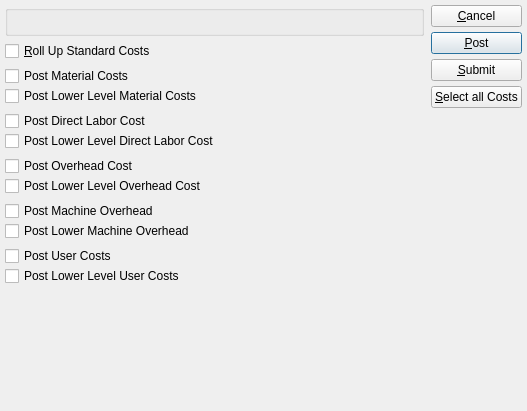
This is xtuple/trunk/guiclient/postCostsByClassCode.ui in WooodHead/xtuple as Qt 5 draws it before an edit. The edited form follows.
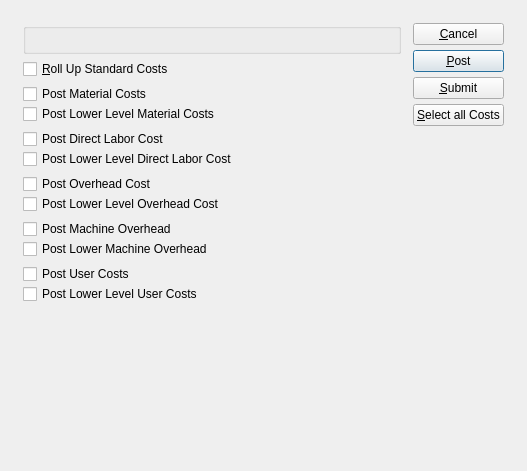
This is the edited form. Custom widgets are drawn as their Qt base class.

Patch:
```diff
--- a/xtuple/trunk/guiclient/postCostsByClassCode.ui
+++ b/xtuple/trunk/guiclient/postCostsByClassCode.ui
@@ -14,32 +14,28 @@
     <x>0</x>
     <y>0</y>
     <width>527</width>
-    <height>411</height>
+    <height>471</height>
    </rect>
   </property>
   <property name="windowTitle" >
    <string>Post Actual Costs by Class Code</string>
   </property>
-  <layout class="QHBoxLayout" >
+  <layout class="QGridLayout" name="gridLayout_2" >
+   <item row="0" column="0" >
+    <layout class="QGridLayout" name="gridLayout" >
    <property name="margin" >
-    <number>5</number>
+      <number>12</number>
    </property>
    <property name="spacing" >
-    <number>7</number>
-   </property>
-   <item>
+      <number>12</number>
+     </property>
+     <item row="0" column="0" >
     <layout class="QVBoxLayout" >
-     <property name="margin" >
-      <number>0</number>
-     </property>
      <property name="spacing" >
       <number>0</number>
      </property>
      <item>
       <layout class="QVBoxLayout" >
-       <property name="margin" >
-        <number>0</number>
-       </property>
        <property name="spacing" >
         <number>5</number>
        </property>
@@ -52,9 +48,6 @@
        </item>
        <item>
         <layout class="QHBoxLayout" >
-         <property name="margin" >
-          <number>0</number>
-         </property>
          <property name="spacing" >
           <number>0</number>
          </property>
@@ -85,17 +78,11 @@
        </item>
        <item>
         <layout class="QVBoxLayout" >
-         <property name="margin" >
-          <number>0</number>
-         </property>
          <property name="spacing" >
           <number>0</number>
          </property>
          <item>
           <layout class="QHBoxLayout" >
-           <property name="margin" >
-            <number>0</number>
-           </property>
            <property name="spacing" >
             <number>0</number>
            </property>
@@ -126,9 +113,6 @@
          </item>
          <item>
           <layout class="QHBoxLayout" >
-           <property name="margin" >
-            <number>0</number>
-           </property>
            <property name="spacing" >
             <number>0</number>
            </property>
@@ -161,17 +145,11 @@
        </item>
        <item>
         <layout class="QVBoxLayout" >
-         <property name="margin" >
-          <number>0</number>
-         </property>
          <property name="spacing" >
           <number>0</number>
          </property>
          <item>
           <layout class="QHBoxLayout" >
-           <property name="margin" >
-            <number>0</number>
-           </property>
            <property name="spacing" >
             <number>0</number>
            </property>
@@ -202,9 +180,6 @@
          </item>
          <item>
           <layout class="QHBoxLayout" >
-           <property name="margin" >
-            <number>0</number>
-           </property>
            <property name="spacing" >
             <number>0</number>
            </property>
@@ -237,17 +212,11 @@
        </item>
        <item>
         <layout class="QVBoxLayout" >
-         <property name="margin" >
-          <number>0</number>
-         </property>
          <property name="spacing" >
           <number>0</number>
          </property>
          <item>
           <layout class="QHBoxLayout" >
-           <property name="margin" >
-            <number>0</number>
-           </property>
            <property name="spacing" >
             <number>0</number>
            </property>
@@ -278,9 +247,6 @@
          </item>
          <item>
           <layout class="QHBoxLayout" >
-           <property name="margin" >
-            <number>0</number>
-           </property>
            <property name="spacing" >
             <number>0</number>
            </property>
@@ -313,17 +279,11 @@
        </item>
        <item>
         <layout class="QVBoxLayout" >
-         <property name="margin" >
-          <number>0</number>
-         </property>
          <property name="spacing" >
           <number>0</number>
          </property>
          <item>
           <layout class="QHBoxLayout" >
-           <property name="margin" >
-            <number>0</number>
-           </property>
            <property name="spacing" >
             <number>0</number>
            </property>
@@ -354,9 +314,6 @@
          </item>
          <item>
           <layout class="QHBoxLayout" >
-           <property name="margin" >
-            <number>0</number>
-           </property>
            <property name="spacing" >
             <number>0</number>
            </property>
@@ -389,17 +346,11 @@
        </item>
        <item>
         <layout class="QVBoxLayout" >
-         <property name="margin" >
-          <number>0</number>
-         </property>
          <property name="spacing" >
           <number>0</number>
          </property>
          <item>
           <layout class="QHBoxLayout" >
-           <property name="margin" >
-            <number>0</number>
-           </property>
            <property name="spacing" >
             <number>0</number>
            </property>
@@ -430,9 +381,6 @@
          </item>
          <item>
           <layout class="QHBoxLayout" >
-           <property name="margin" >
-            <number>0</number>
-           </property>
            <property name="spacing" >
             <number>0</number>
            </property>
@@ -483,19 +431,13 @@
      </item>
     </layout>
    </item>
-   <item>
+     <item row="0" column="1" >
     <layout class="QVBoxLayout" >
-     <property name="margin" >
-      <number>0</number>
-     </property>
      <property name="spacing" >
       <number>0</number>
      </property>
      <item>
       <layout class="QVBoxLayout" >
-       <property name="margin" >
-        <number>0</number>
-       </property>
        <property name="spacing" >
         <number>5</number>
        </property>
@@ -557,6 +499,8 @@
     </layout>
    </item>
   </layout>
+   </item>
+  </layout>
  </widget>
  <layoutdefault spacing="6" margin="11" />
  <pixmapfunction>qPixmapFromMimeSource</pixmapfunction>
```
Left out of the diff: 31 changed lines with no effect on the pictures. Lines whose indentation alone changed are shown as unchanged.
